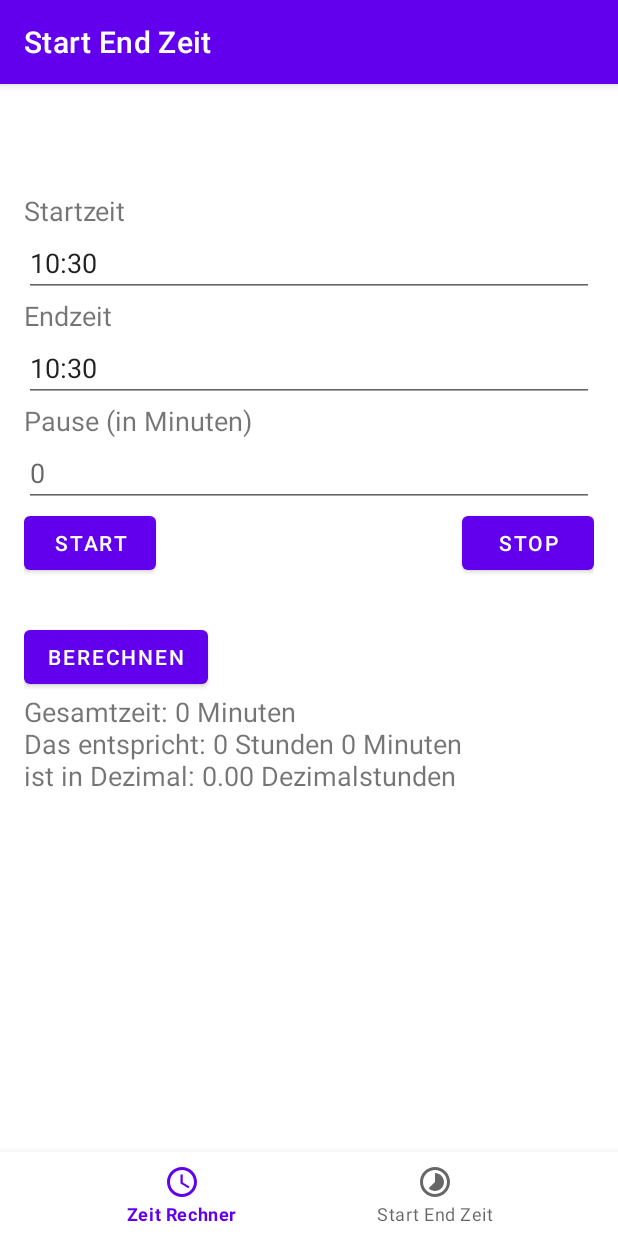
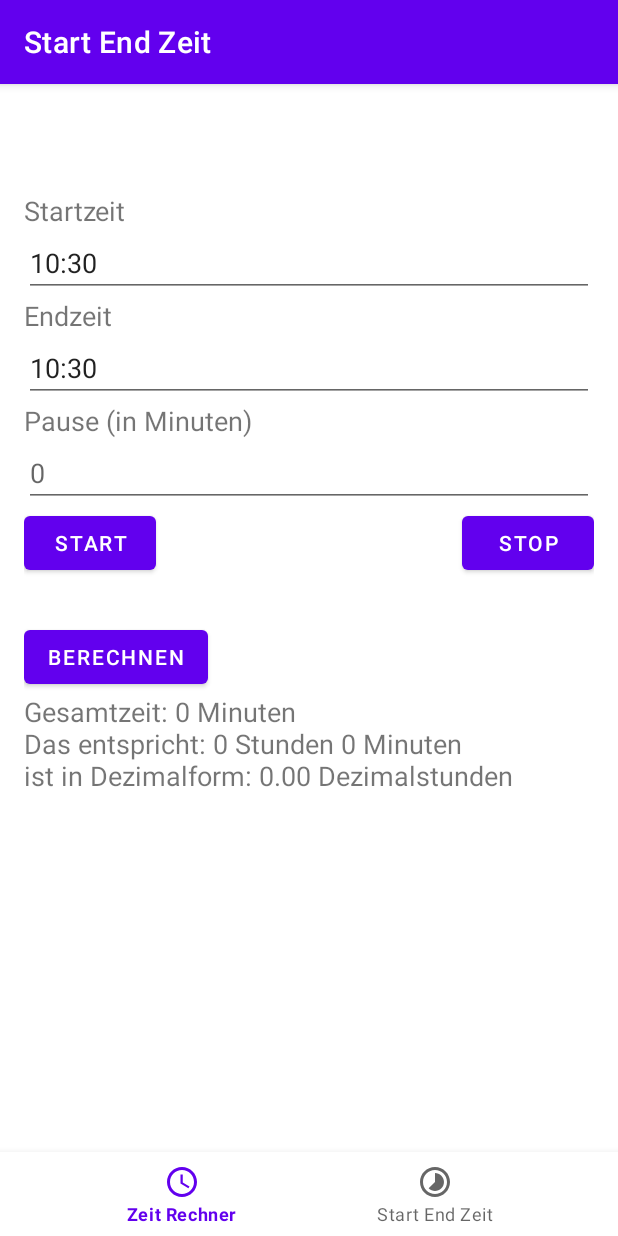
Before and after one commit to CodingRobIT/TimeCalculatorApp, an Android app: the StartEndTimeFragment screen opened through its navigation route, after a tap on "BERECHNEN", on a phone screen of 412 x 824 dp. Run offline under Robolectric (Android 15) with nearby library versions, the phone set to English and light mode, and no system bars; our stand-ins replace navigation-ui; 2 other taps on this screen came first.

Commit message:
edit text

```diff
--- a/src/main/java/com/robins/timecalculator/ui/start_end_time/StartEndTimeFragment.java
+++ b/src/main/java/com/robins/timecalculator/ui/start_end_time/StartEndTimeFragment.java
@@ -92,7 +92,7 @@ public class StartEndTimeFragment extends Fragment {
                 // Anzeige der Ergebnisse
                 resultTextView.setText("Gesamtzeit: " + netMinutes + " Minuten\n" +
                         "Das entspricht: " + hours + " Stunden " + minutes + " Minuten\n" +
-                        "ist in Dezimal: " + String.format("%.2f", decimalHours) + " Dezimalstunden");
+                        "ist in Dezimalform: " + String.format("%.2f", decimalHours) + " Dezimalstunden");
 
                 // Speichern der Daten
                 saveData();
```
